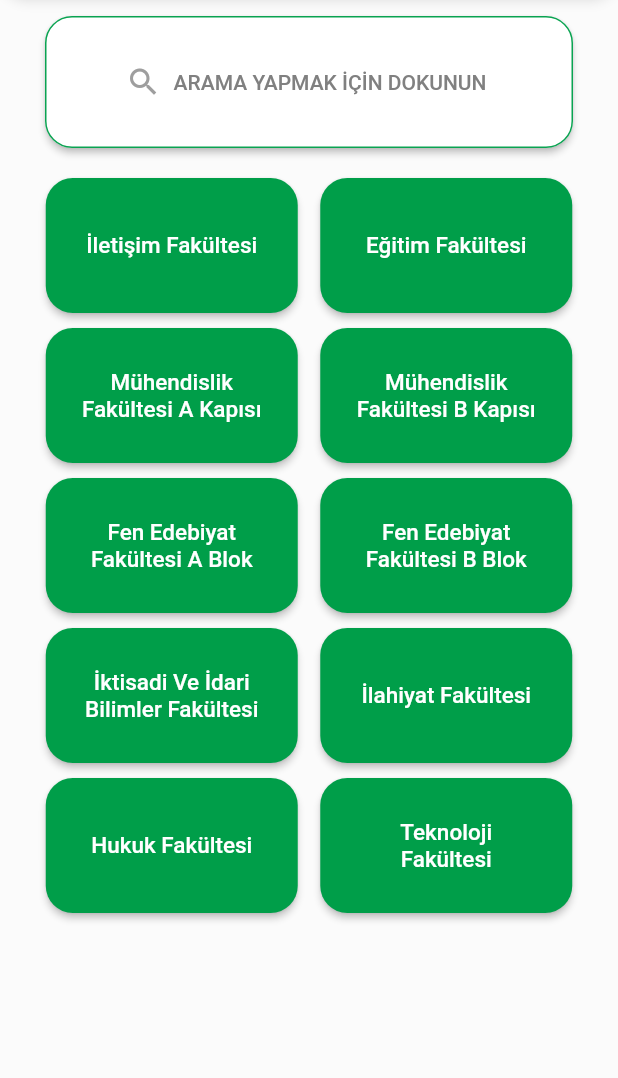
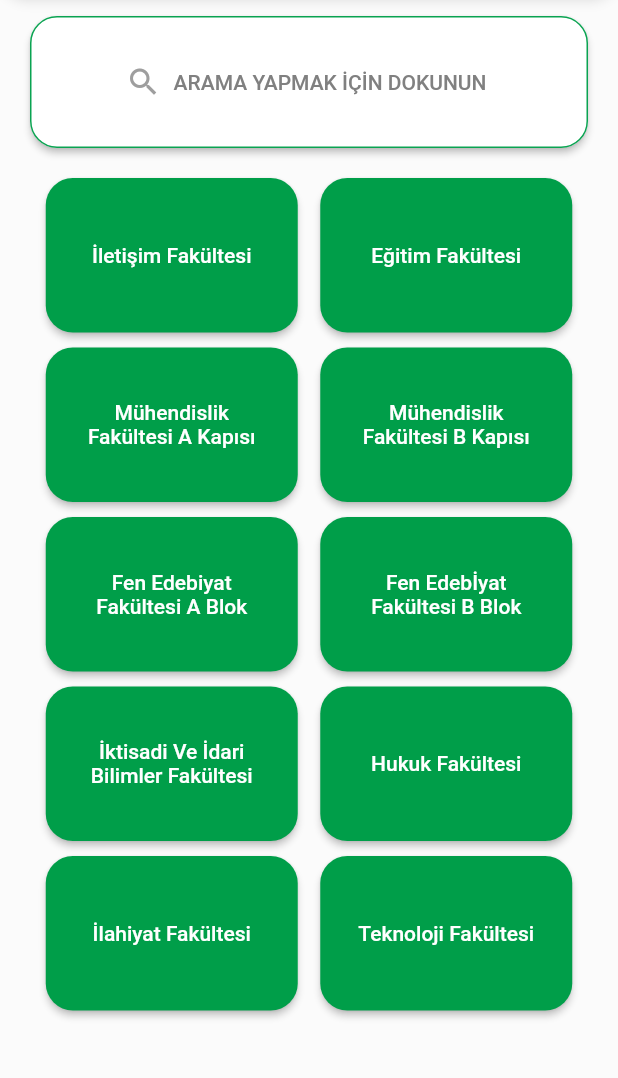
Before and after one commit to AlperenImam0glu/Kou-Navigation-project, a Flutter app: the screen it shows after launch, on a phone screen of 412 x 824 dp, the part 98-1176 px from its top. Run offline on Flutter 3.47's test engine with Material 2 defaults, Android fonts, the phone set to English and light mode, and no system bars; our stand-ins replace google_maps_flutter, location; missing offline and left inert: flutter_polyline_points.

Commit message:
kodlar temizlendi duzenlendi

```diff
--- a/lib/theme/light_theme.dart
+++ b/lib/theme/light_theme.dart
@@ -1,14 +1,13 @@
 import 'package:flutter/material.dart';
 
 class LighTheme {
-  final _lightColor = _LightColor();
+  final _lightColor = LightColor();
 
   late ThemeData theme;
 
   LighTheme() {
     theme = ThemeData(
       appBarTheme: const AppBarTheme(
-        // color: Colors.amber,
         shape: RoundedRectangleBorder(
           borderRadius: BorderRadius.vertical(
             bottom: Radius.circular(20),
@@ -32,9 +31,11 @@ class LighTheme {
   }
 }
 
-class _LightColor {
+class LightColor {
   final Color _textColor = Color.fromARGB(255, 0, 0, 0);
   final Color blueMenia = const Color.fromARGB(95, 188, 248, 1);
+  var kouGreen = Color(0xFF009e49);
+  var cancelRed = Color(0xFF9e1200);
   //static Color kouGreen = const Color(0xFF0aa351);
   //0xFF009e49
   //0xFFcdb866
--- a/lib/views/welcome_page.dart
+++ b/lib/views/welcome_page.dart
@@ -1,6 +1,9 @@
 import 'package:flutter/material.dart';
+import 'package:kou_navigation_project/core/read_json_file.dart';
+import 'package:kou_navigation_project/models/json_data.dart';
 import 'package:kou_navigation_project/models/location_model.dart';
 import 'package:kou_navigation_project/models/welcome_page_models.dart';
+import 'package:kou_navigation_project/theme/light_theme.dart';
 import 'package:kou_navigation_project/views/map_view.dart';
 import 'package:kou_navigation_project/views/search_page_view.dart';
 import 'package:location/location.dart';
@@ -27,6 +30,7 @@ class _WelcomePageViewState extends State<WelcomePageView> {
   final double projectPadding = 20;
   final double sizedBoxHeight = 20;
   final double buttonSize = 90;
+  final _lightColor = LightColor();
   void getCurrentLocation() {
     Location location = Location();
     location.getLocation().then((location) {});
@@ -36,12 +40,99 @@ class _WelcomePageViewState extends State<WelcomePageView> {
   void initState() {
     super.initState();
     getCurrentLocation();
+
+    getJsonList();
+  }
+
+  static List<Locations>? locationList = [];
+  List<LocationModels> modelList = [];
+  getJsonList() async {
+    locationList = await ReadJsonFile()
+        .readJsonWithPath("assets/welcomePageLocatinos.json");
+    modelList = listToModel(locationList!);
+    setState(() {});
   }
 
   @override
   Widget build(BuildContext context) {
     return Scaffold(
-      appBar: AppBar(
+      resizeToAvoidBottomInset: false,
+      appBar: _customAppBar(context),
+      body: SafeArea(
+        child: Padding(
+          padding: EdgeInsets.symmetric(horizontal: 20),
+          child: Center(
+            child: Column(
+              children: [
+                Expanded(
+                  flex: 1,
+                  child: Padding(
+                    padding: EdgeInsets.symmetric(vertical: projectPadding),
+                    child: Container(
+                      width: double.infinity,
+                      child: _searchButton(),
+                    ),
+                  ),
+                ),
+                Expanded(
+                  flex: 5,
+                  child: ListView(children: [
+                    modelList.isEmpty == true
+                        ? Text("")
+                        : Column(
+                            children: [
+                              _doubleElevatedButton(
+                                firstLocation: modelList[0],
+                                secondLocation: modelList[1],
+                              ),
+                              SizedBox(height: 10),
+                              _doubleElevatedButton(
+                                firstLocation: modelList[2],
+                                secondLocation: modelList[3],
+                              ),
+                              SizedBox(height: 10),
+                              _doubleElevatedButton(
+                                firstLocation: modelList[4],
+                                secondLocation: modelList[5],
+                              ),
+                              SizedBox(height: 10),
+                              _doubleElevatedButton(
+                                firstLocation: modelList[6],
+                                secondLocation: modelList[7],
+                              ),
+                              SizedBox(height: 10),
+                              _doubleElevatedButton(
+                                firstLocation: modelList[8],
+                                secondLocation: modelList[9],
+                              ),
+                            ],
+                          ),
+                  ]),
+                ),
+              ],
+            ),
+          ),
+        ),
+      ),
+    );
+  }
+
+  List<LocationModels> listToModel(List<Locations> locationList) {
+    List<LocationModels> models = [];
+
+    for (var element in locationList) {
+      LocationModels model = LocationModels();
+      model.name = element.name;
+      model.lat = element.lat;
+      model.lng = element.lng;
+      models.add(model);
+    }
+
+    return models;
+  }
+
+  AppBar _customAppBar(BuildContext context) {
+    return AppBar(
       leading: Padding(
         padding: const EdgeInsets.all(5.0),
         child: Image.asset(kouLogoPath),
@@ -52,9 +143,7 @@ class _WelcomePageViewState extends State<WelcomePageView> {
             Icons.qr_code,
             color: Colors.white,
           ),
-            onPressed: () {
-              // do something
-            },
+          onPressed: () {},
         )
       ],
       title: Text(
@@ -67,69 +156,6 @@ class _WelcomePageViewState extends State<WelcomePageView> {
         ),
       ),
       centerTitle: true,
-      ),
-      body: SafeArea(
-        child: Padding(
-          padding: EdgeInsets.symmetric(horizontal: projectPadding / 2),
-          child: Center(
-            child: Column(
-              mainAxisAlignment: MainAxisAlignment.center,
-              children: [
-                Expanded(
-                  flex: 1,
-                  child: Padding(
-                    padding: EdgeInsets.symmetric(
-                        horizontal: projectPadding, vertical: projectPadding),
-                    child: Container(
-                      width: double.infinity,
-                      child: _searchButton(),
-                    ),
-                  ),
-                ),
-                Expanded(
-                  flex: 5,
-                  child: ListView(children: [
-                    Column(
-                      children: [
-                        _doubleElevatedButton(
-                            firstLocation: girisSayfasiModelleri[
-                                LocationNames.Yemekhane.index],
-                            secondLocation: girisSayfasiModelleri[
-                                LocationNames.OgrenciIsleri.index]),
-                        SizedBox(height: 10),
-                        _doubleElevatedButton(
-                            firstLocation: girisSayfasiModelleri[
-                                LocationNames.Kutuphane.index],
-                            secondLocation: girisSayfasiModelleri[
-                                LocationNames.HukukFakultesi.index]),
-                        SizedBox(height: 10),
-                        _doubleElevatedButton(
-                            firstLocation: girisSayfasiModelleri[
-                                LocationNames.Rektorluk.index],
-                            secondLocation: girisSayfasiModelleri[
-                                LocationNames.KongreMerkezi.index]),
-                        SizedBox(height: 10),
-                        _doubleElevatedButton(
-                            firstLocation: girisSayfasiModelleri[
-                                LocationNames.MuhendislikFakultesi.index],
-                            secondLocation: girisSayfasiModelleri[
-                                LocationNames.IlahiyatFakultesi.index]),
-                        SizedBox(height: 10),
-                        _doubleElevatedButton(
-                          firstLocation:
-                              girisSayfasiModelleri[LocationNames.Mediko.index],
-                          secondLocation:
-                              girisSayfasiModelleri[LocationNames.Golet.index],
-                        ),
-                      ],
-                    ),
-                  ]),
-                ),
-              ],
-            ),
-          ),
-        ),
-      ),
     );
   }
 
@@ -164,16 +190,16 @@ class _WelcomePageViewState extends State<WelcomePageView> {
     return Row(
       mainAxisAlignment: MainAxisAlignment.center,
       children: [
-        _shortcutElevatedButton(firstLocation),
+        _customElevatedButton(firstLocation),
         SizedBox(
           width: 15,
         ),
-        _shortcutElevatedButton(secondLocation),
+        _customElevatedButton(secondLocation),
       ],
     );
   }
 
-  ElevatedButton _shortcutElevatedButton(LocationModels location) {
+  ElevatedButton _customElevatedButton(LocationModels location) {
     return ElevatedButton(
       style: ButtonStyle(
           shape: MaterialStateProperty.all<RoundedRectangleBorder>(
@@ -188,7 +214,7 @@ class _WelcomePageViewState extends State<WelcomePageView> {
       },
       child: Container(
         width: (MediaQuery.of(context).size.width / 2) - 70,
-        height: buttonSize,
+        height: MediaQuery.of(context).size.width / 4,
         child: Padding(
           padding: const EdgeInsets.all(8.0),
           child: Center(
@@ -196,7 +222,6 @@ class _WelcomePageViewState extends State<WelcomePageView> {
               location.name!,
               maxLines: 3,
               textAlign: TextAlign.center,
-              style: TextStyle(fontSize: 15),
             ),
           ),
         ),
@@ -211,11 +236,51 @@ class _WelcomePageViewState extends State<WelcomePageView> {
       clipBehavior: Clip.antiAliasWithSaveLayer,
       title: Center(child: Text(aletDialogTextTitle)),
       shape: RoundedRectangleBorder(
-          borderRadius: BorderRadius.all(Radius.circular(10.0))),
-      content: Builder(
+          borderRadius: BorderRadius.all(
+        Radius.circular(10.0),
+      )),
+      content: _alertDialogBuilder(location),
+      actions: [_alertDialogActions(location)],
+    );
+  }
+
+  Row _alertDialogActions(LocationModels location) {
+    return Row(
+      mainAxisAlignment: MainAxisAlignment.center,
+      children: <Widget>[
+        ElevatedButton(
+          child: Text(alertDialogCancel),
+          style: ButtonStyle(
+              backgroundColor:
+                  MaterialStateProperty.all<Color>(_lightColor.cancelRed)),
+          onPressed: () {
+            Navigator.of(context, rootNavigator: true).pop();
+          },
+        ),
+        SizedBox(
+          width: 10,
+        ),
+        ElevatedButton(
+          child: Text(
+            alertDialogAccept,
+            style: TextStyle(),
+          ),
+          onPressed: () {
+            Navigator.of(context, rootNavigator: true).pop();
+            Navigator.push(
+                context,
+                MaterialPageRoute(
+                    builder: (context) => MapView(locationModel: location)));
+          },
+        ),
+      ],
+    );
+  }
+
+  Builder _alertDialogBuilder(LocationModels location) {
+    return Builder(
       builder: (context) {
         var width = MediaQuery.of(context).size.width * 0.9;
-
         return Container(
           //height: height,
           width: width,
@@ -234,40 +299,6 @@ class _WelcomePageViewState extends State<WelcomePageView> {
           ),
         );
       },
-      ),
-      actions: [
-        Row(
-          mainAxisAlignment: MainAxisAlignment.center,
-          children: <Widget>[
-            ElevatedButton(
-              child: Text(alertDialogCancel),
-              style: ButtonStyle(
-                  backgroundColor:
-                      MaterialStateProperty.all<Color>(Color(0xFF9e1200))),
-              onPressed: () {
-                Navigator.of(context, rootNavigator: true).pop();
-              },
-            ),
-            SizedBox(
-              width: 10,
-            ),
-            ElevatedButton(
-              child: Text(
-                alertDialogAccept,
-                style: TextStyle(),
-              ),
-              onPressed: () {
-                Navigator.of(context, rootNavigator: true).pop();
-                Navigator.push(
-                    context,
-                    MaterialPageRoute(
-                        builder: (context) =>
-                            MapView(locationModel: location)));
-              },
-            ),
-          ],
-        ),
-      ],
     );
   }
 }
--- a/pubspec.yaml
+++ b/pubspec.yaml
@@ -66,7 +66,7 @@ flutter:
   assets:
     - assets/locations.json
     - assets/icons/
-
+    - assets/welcomePageLocatinos.json
   # An image asset can refer to one or more resolution-specific "variants", see
   # https://flutter.dev/assets-and-images/#resolution-aware
 
```
Also changed, not shown: assets/welcomePageLocatinos.json (added, +64 -0 lines), lib/core/read_json_file.dart (+14 -2 lines), lib/views/map_view.dart (+29 -49 lines), lib/views/search_page_view.dart (+24 -29 lines), assets/icons/map.png (deleted), assets/icons/route.png (deleted). Lines whose indentation alone changed are shown as unchanged.
